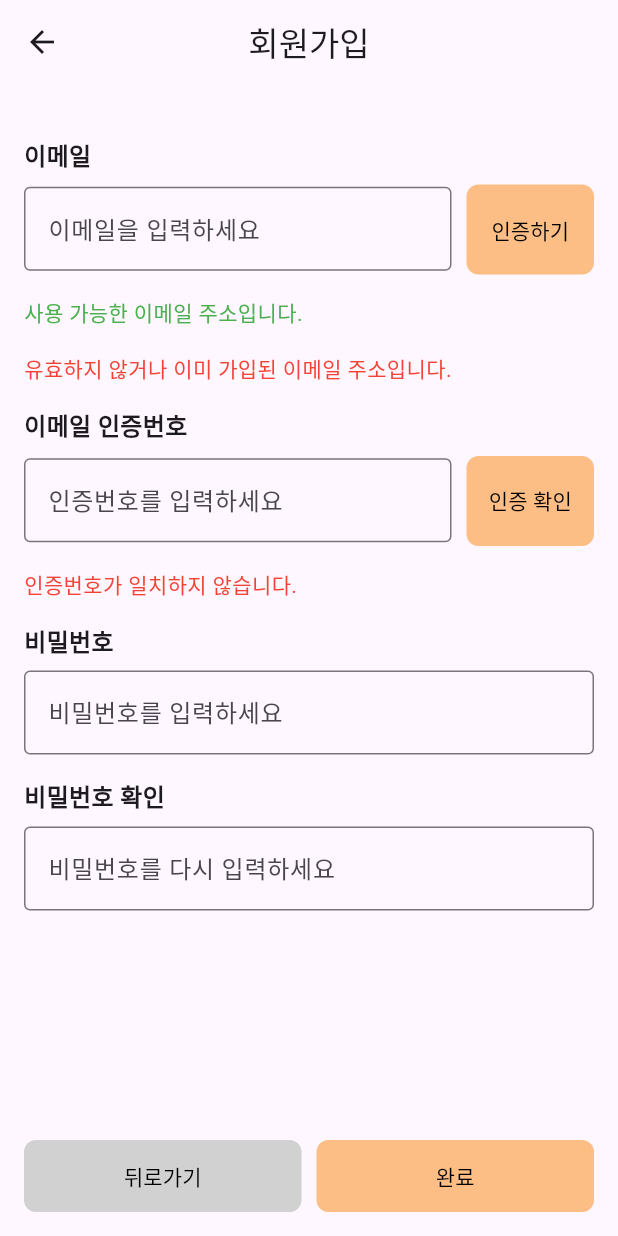
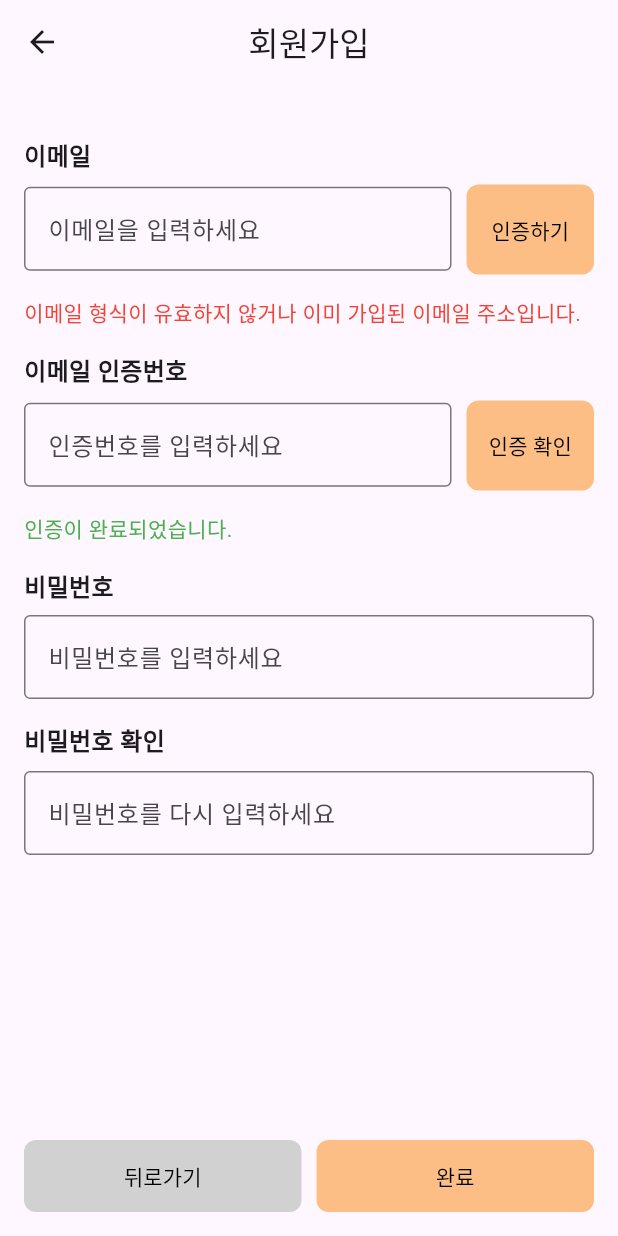
Before and after one commit to 1999mo/2024-Capstone-Team4, a Flutter app: the Signup screen opened by its route, after a tap on "인증하기", after a tap on "인증 확인", on a phone screen of 412 x 824 dp. Run offline on Flutter 3.47's test engine with Material 3 defaults, Android fonts, the phone set to English and light mode, and no system bars; our stand-ins replace cached_network_image, cloud_firestore, firebase_auth, firebase_core, firebase_storage, google_sign_in and 2 more; missing offline and left inert: mailer, mobile_scanner, uni_links5; accounts and stored records are empty; network calls fail.

Commit message:
버전 문제로 인한 빌드 문제 해결

```diff
--- a/lib/main.dart
+++ b/lib/main.dart
@@ -29,7 +29,7 @@ class MyApp extends StatelessWidget {
         stream: FirebaseAuth.instance.authStateChanges(),
         builder: (context, snapshot) {
           if (snapshot.hasData) {
-            return const MainScreen();
+            return const MakeProfile();
           }
           return const Splash();
         },
--- a/lib/screens/user_auth/login_screen.dart
+++ b/lib/screens/user_auth/login_screen.dart
@@ -63,6 +63,7 @@ class _LoginScreenState extends State<LoginScreen> {
                 height: 44,
                 margin: const EdgeInsets.only(left: 10, right: 10, top: 5, bottom: 5),
                 child: TextFormField(
+                  obscureText: true,
                   decoration: const InputDecoration(
                     labelText: '비밀번호',
                     border: OutlineInputBorder(),
--- a/lib/screens/user_auth/signup.dart
+++ b/lib/screens/user_auth/signup.dart
@@ -17,6 +17,9 @@ class _SignupState extends State<Signup> {
 
   bool? emailDuplicate;
   bool? passwordSame;
+  bool authProgress = false;
+  bool checkProgress=false;
+  bool confirmProgress=false;
 
   String email = '';
   String emailAuthCorrect = '';
@@ -25,6 +28,13 @@ class _SignupState extends State<Signup> {
   String confirmPassword = '';
 
   Scripts script = Scripts();
+
+  bool isEmailValid(String email) {
+    final emailRegex = RegExp(
+      r"^[a-zA-Z0-9.a-zA-Z0-9.!#$%&'*+/=?^_`{|}~-]+@[a-zA-Z0-9]+\.[a-zA-Z]+",
+    );
+    return emailRegex.hasMatch(email);
+  }
 
   @override
   Widget build(BuildContext context) {
@@ -75,16 +85,27 @@ class _SignupState extends State<Signup> {
                     ),
                     child: TextButton(
                       onPressed: () async {
+                        setState(() {
+                          authProgress = true;
+                        });
                         _formKey.currentState!.save();
+                        if (!isEmailValid(email.trim())) {
+                          setState(() {
+                            emailDuplicate = true;
+                          });
+                          authProgress = false;
+                          return;
+                        }
                         bool check = await script.checkEmailDuplicate(email);
                         if (check) {
                           setState(() {
                             emailDuplicate = true;
                           });
+                          authProgress = false;
                           return;
                         }
-                        emailAuthCorrect =
-                        await script.sendEmailVerification(email);
+
+                        emailAuthCorrect = await script.sendEmailVerification(email);
                         setState(() {
                           emailDuplicate = false;
                         });
@@ -105,8 +126,13 @@ class _SignupState extends State<Signup> {
                             );
                           },
                         );
+                        setState(() {
+                          authProgress = false;
+                        });
                       },
-                      child: const Text(
+                      child: authProgress
+                          ? const CircularProgressIndicator()
+                          : const Text(
                               '인증하기',
                               style: TextStyle(fontSize: 14, color: Colors.black),
                             ),
@@ -122,12 +148,13 @@ class _SignupState extends State<Signup> {
                     style: TextStyle(color: Colors.green),
                   ),
                 ),
-              if (emailDuplicate == true || email.trim().isEmpty)
+              if (emailDuplicate == true)
                 const Padding(
                   padding: EdgeInsets.only(bottom: 16),
                   child: Text(
-                    '유효하지 않거나 이미 가입된 이메일 주소입니다.',
+                    '이메일 형식이 유효하지 않거나 이미 가입된 이메일 주소입니다.',
                     style: TextStyle(color: Colors.red),
+                    maxLines: 2,
                   ),
                 ),
 
@@ -165,12 +192,18 @@ class _SignupState extends State<Signup> {
                     ),
                     child: TextButton(
                       onPressed: () {
+                        setState(() {
+                          checkProgress = true;
+                        });
                         _formKey.currentState!.save();
                         setState(() {
                           emailAuth = (emailAuthCorrect == emailAuthNum);
+                          checkProgress = false;
                         });
                       },
-                      child: const Text(
+                      child: checkProgress
+                          ? const CircularProgressIndicator()
+                          : const Text(
                               '인증 확인',
                               style: TextStyle(fontSize: 14, color: Colors.black),
                             ),
@@ -249,7 +282,6 @@ class _SignupState extends State<Signup> {
               Row(
                 mainAxisAlignment: MainAxisAlignment.spaceBetween,
                 children: [
-
                   Expanded(
                     child: Container(
                       decoration: BoxDecoration(
@@ -267,7 +299,9 @@ class _SignupState extends State<Signup> {
                       ),
                     ),
                   ),
-                  SizedBox(width: 10,),
+                  SizedBox(
+                    width: 10,
+                  ),
                   Expanded(
                     child: Container(
                       decoration: BoxDecoration(
@@ -276,6 +310,9 @@ class _SignupState extends State<Signup> {
                       ),
                       child: TextButton(
                         onPressed: () async {
+                          setState(() {
+                            confirmProgress = true;
+                          });
                           _formKey.currentState!.save();
                           final authentication = FirebaseAuth.instance;
                           try {
@@ -290,12 +327,10 @@ class _SignupState extends State<Signup> {
                               });
                             }
 
-                            if(emailDuplicate==true) return;
-                            if(emailAuth==false) return;
+                            if (emailDuplicate == true) return;
+                            if (emailAuth == false) return;
+                            Navigator.of(context).pop();
 
-                            final newUser = await authentication
-                                .createUserWithEmailAndPassword(
-                                email: email, password: password);
                             showDialog(
                               context: context,
                               builder: (BuildContext context) {
@@ -313,17 +348,24 @@ class _SignupState extends State<Signup> {
                                 );
                               },
                             );
-                            Navigator.pop(context);
+
+                            final newUser =
+                            await authentication.createUserWithEmailAndPassword(email: email, password: password);
                           } catch (e) {
+                            setState(() {
+                              confirmProgress=false;
+                            });
                             ScaffoldMessenger.of(context).showSnackBar(
                               SnackBar(
-                                content: Text('오류 : $e'),
+                                content: const Text('비밀번호는 최소 6자 이상이어야 합니다.'),
                                 duration: const Duration(seconds: 2), // 표시 시간
                               ),
                             );
                           }
                         },
-                        child: const Text(
+                        child: confirmProgress
+                            ? const CircularProgressIndicator()
+                            : const Text(
                                 '완료',
                                 style: TextStyle(fontSize: 14, color: Colors.black),
                               ),
--- a/lib/script.dart
+++ b/lib/script.dart
@@ -7,7 +7,7 @@ import 'dart:math';
 import 'package:mailer/mailer.dart';
 import 'package:mailer/smtp_server.dart';
 import 'package:flutter/material.dart';
-import 'package:uni_links/uni_links.dart';
+import 'package:uni_links5/uni_links.dart';
 
 final FirebaseAuth _auth = FirebaseAuth.instance;
 
```
Also changed, not shown: lib/screens/main_screens/make_profile.dart (+16 -16 lines), lib/screens/main_screens/setting.dart (+6 -3 lines), lib/screens/seller_screens/pre_order.dart (+47 -1 lines), lib/screens/user_auth/find_password.dart (+11 -42 lines), pubspec.yaml (+5 -3 lines), pubspec.lock, 10 other files. Lines whose indentation alone changed are shown as unchanged.
